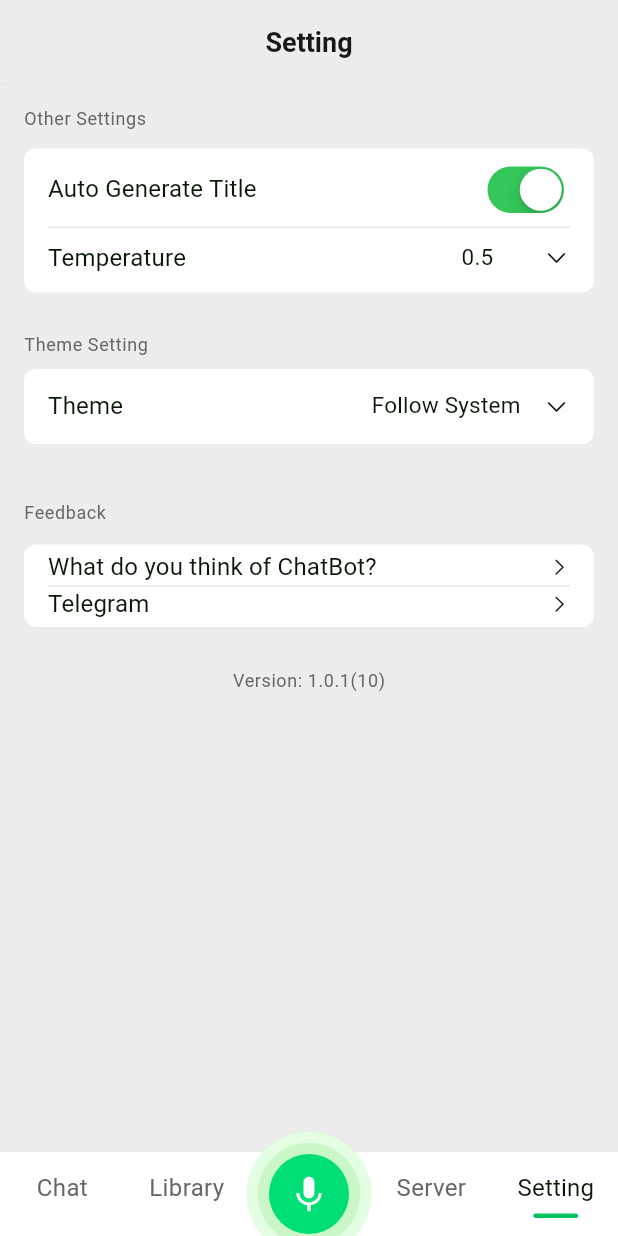
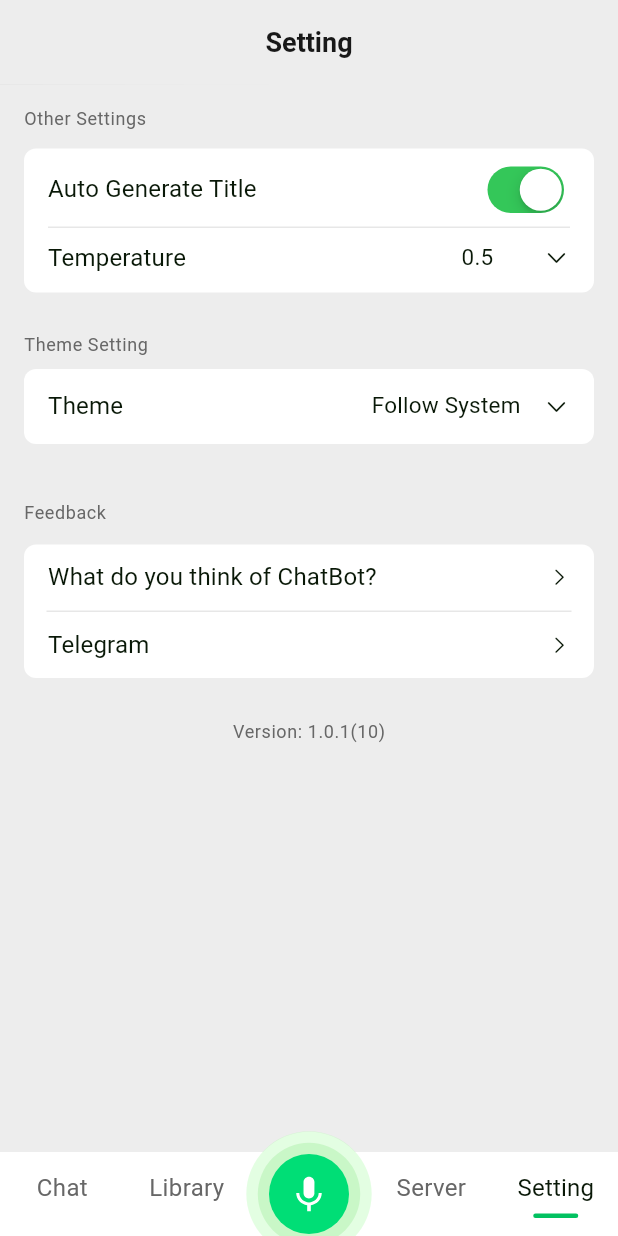
Before and after one commit to ChatBot-All/chatbot-app, a Flutter app: the screen it shows after launch, item 5 of the bottom bar chosen, on a phone screen of 412 x 824 dp. Run offline on Flutter 3.47's test engine with Material 3 defaults, Android fonts, the phone set to English and light mode, and no system bars; drawn by our look-alikes of dropdown_button2, flutter_easyloading; our stand-ins replace dio, extended_image, flutter_gemini, flutter_image_compress, flutter_markdown, flutter_riverpod and 18 more; missing offline and left inert: fetch_client, gal, pull_down_button, record; accounts and stored records are empty; network calls fail.

```diff
--- a/lib/module/chat/chat_detail/chat_setting_page.dart
+++ b/lib/module/chat/chat_detail/chat_setting_page.dart
@@ -105,7 +105,7 @@ class _ChatSettingPageState extends ConsumerState<ChatSettingPage> {
                             Expanded(
                               child: Text(
                                 S.current.tempture,
-                                style: Theme.of(context).textTheme.bodySmall,
+                                style: Theme.of(context).textTheme.titleMedium,
                               ),
                             ),
                             DropdownButtonHideUnderline(
@@ -181,7 +181,7 @@ class _ChatSettingPageState extends ConsumerState<ChatSettingPage> {
                             Expanded(
                               child: Text(
                                 S.current.servers,
-                                style: Theme.of(context).textTheme.bodySmall,
+                                style: Theme.of(context).textTheme.titleMedium,
                               ),
                             ),
                             const SizedBox(width: 10),
@@ -259,7 +259,7 @@ class _ChatSettingPageState extends ConsumerState<ChatSettingPage> {
                             Expanded(
                               child: Text(
                                 S.current.models,
-                                style: Theme.of(context).textTheme.bodySmall,
+                                style: Theme.of(context).textTheme.titleMedium,
                               ),
                             ),
                             const SizedBox(width: 10),
--- a/lib/module/setting/setting_page.dart
+++ b/lib/module/setting/setting_page.dart
@@ -90,6 +90,7 @@ class _SettingPageState extends ConsumerState<SettingPage> {
                         ),
                         const Divider(
                           indent: 0,
+                          endIndent: 0,
                         ),
                         Row(
                           children: [
@@ -273,11 +274,11 @@ class _SettingPageState extends ConsumerState<SettingPage> {
                 ),
                 padding: const EdgeInsets.symmetric(vertical: 5),
                 child: Card(
-                  child: Padding(
-                    padding: const EdgeInsets.symmetric(vertical: 3, horizontal: 16),
                   child: Column(
                     children: [
-                        Row(
+                      Padding(
+                        padding: const EdgeInsets.symmetric(vertical: 10, horizontal: 16),
+                        child: Row(
                           children: [
                             Expanded(
                               child: Text(
@@ -291,13 +292,17 @@ class _SettingPageState extends ConsumerState<SettingPage> {
                               size: 14,
                             ),
                           ],
+                        ),
                       ).click(() {
                         launchUrl(Uri.parse("https://github.com/ChatBot-All/chatbot-app"));
                       }),
                       const Divider(
-                          indent: 0,
+                        indent: 15,
+                        endIndent: 15,
                       ),
-                        Row(
+                      Padding(
+                        padding: const EdgeInsets.symmetric(vertical: 10, horizontal: 16),
+                        child: Row(
                           children: [
                             Expanded(
                               child: Text(
@@ -311,11 +316,11 @@ class _SettingPageState extends ConsumerState<SettingPage> {
                               size: 14,
                             ),
                           ],
+                        ),
                       ).click(() {
                         launchUrl(Uri.parse("https://t.me/chatbot_all"));
                       }),
                     ],
-                    ),
                   ),
                 ),
               ),
```
Lines whose indentation alone changed are shown as unchanged.
